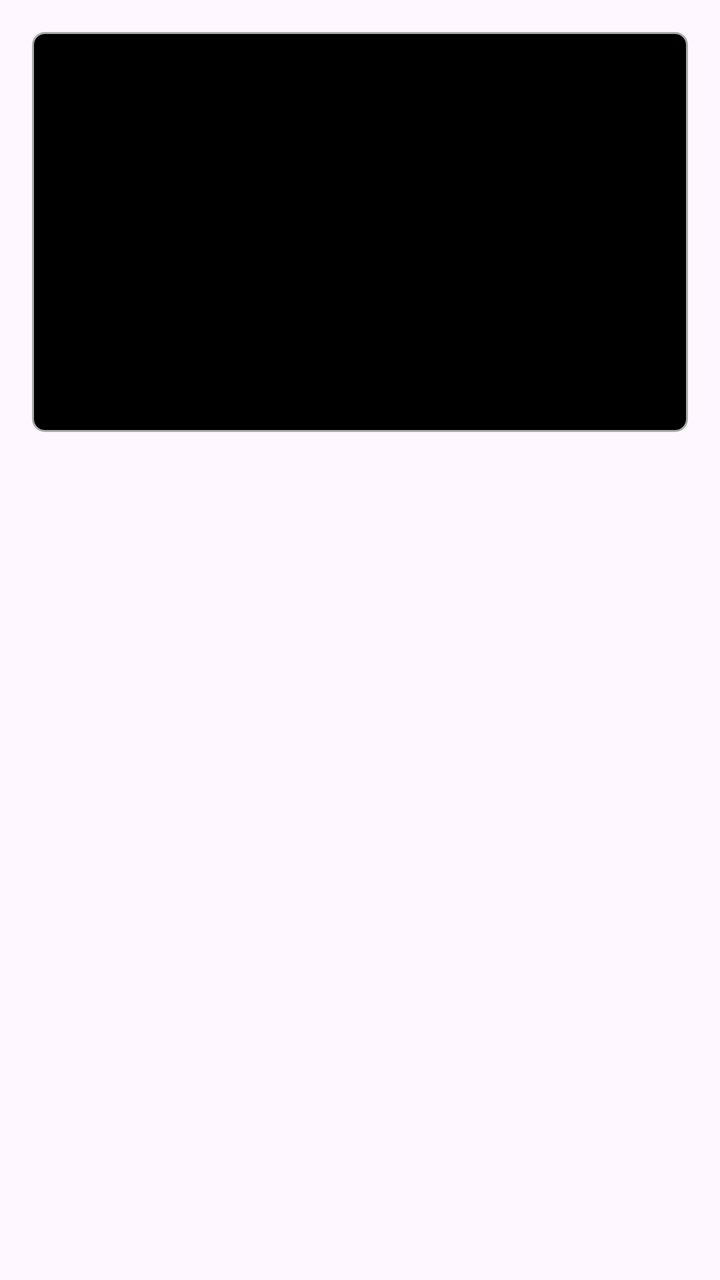
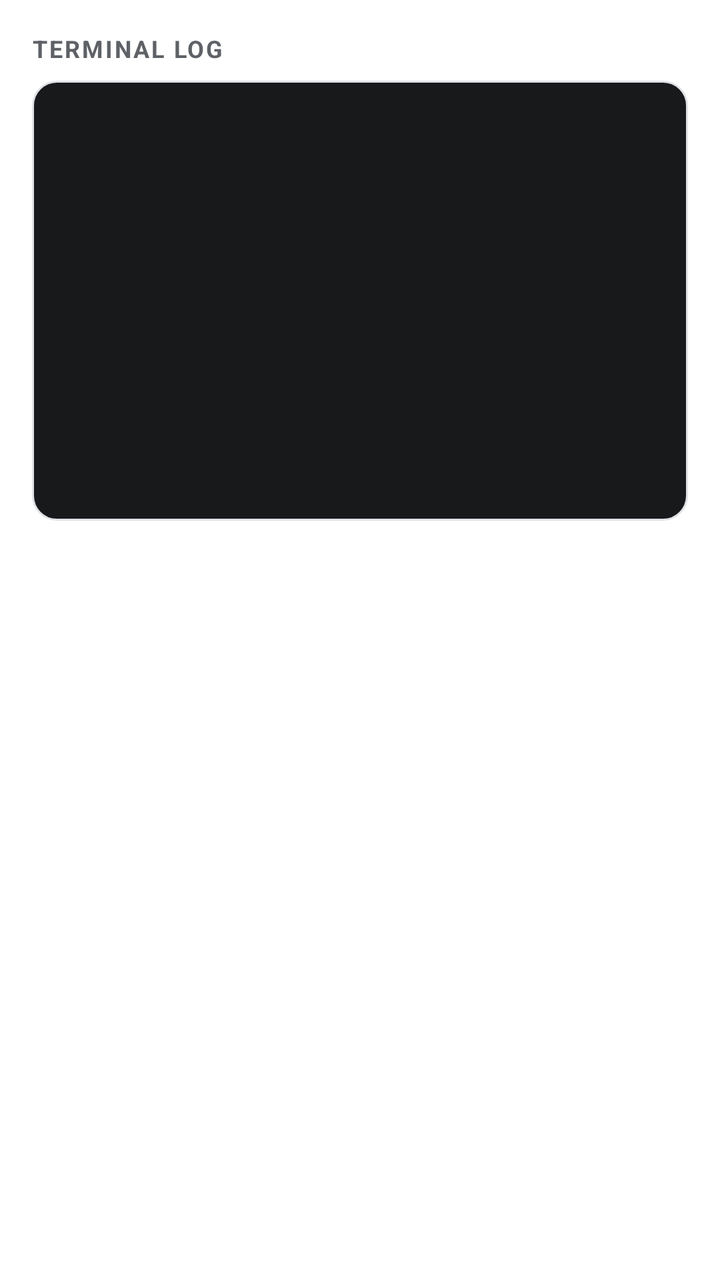

Before-and-after screenshots of an Android layout around one commit, followed by the original layout XML and the change that was made.
<!-- AndroidManifest.xml: application theme Base.Theme.AirHack -->
<!-- res/layout/dialog_terminal.xml -->
<LinearLayout xmlns:android="http://schemas.android.com/apk/res/android"
    xmlns:tools="http://schemas.android.com/tools"
    android:layout_width="match_parent"
    android:layout_height="wrap_content"
    android:orientation="vertical"
    android:padding="16dp">

    <TextView
        android:id="@+id/terminal_output"
        android:layout_width="match_parent"
        android:layout_height="200dp"
        android:background="@drawable/border_terminal"
        android:gravity="start"
        android:padding="10dp"
        android:scrollbars="vertical"
        android:textColor="#388E3C"
        android:textSize="10dp"
        android:typeface="monospace"
        android:textIsSelectable="true"
        tools:ignore="TextSizeCheck" />
    <Button
        android:layout_width="match_parent"
        android:layout_height="wrap_content"
        android:id="@+id/frag_close"
        android:visibility="gone"
        android:text="@android:string/ok"/>
</LinearLayout>
<!-- resources referenced by this layout -->
<resources>
  <!-- drawable border_terminal (drawable) -->
  <shape xmlns:android="http://schemas.android.com/apk/res/android">
      
      
      <stroke
          android:width="1dp"
          android:color="@android:color/darker_gray"/>  
      <solid
          android:color="@color/black"/>
      
      <corners android:radius="6dp" />  
  </shape>
  <style name="Base.Theme.AirHack" parent="Theme.Material3.DayNight.NoActionBar">
          
          
      </style>
  <color name="black">#FF000000</color>
</resources>

<!-- the commit's change to res/layout/dialog_terminal.xml (unified diff, before → after) -->
@@ -1,27 +1,45 @@
-<LinearLayout xmlns:android="http://schemas.android.com/apk/res/android"
+<?xml version="1.0" encoding="utf-8"?>
+
+<LinearLayout
+    xmlns:android="http://schemas.android.com/apk/res/android"
+    xmlns:app="http://schemas.android.com/apk/res-auto"
     xmlns:tools="http://schemas.android.com/tools"
     android:layout_width="match_parent"
     android:layout_height="wrap_content"
+    android:background="?attr/colorSurface"
     android:orientation="vertical"
     android:padding="16dp">
 
     <TextView
+        android:layout_width="wrap_content"
+        android:layout_height="wrap_content"
+        android:text="@string/terminal_log_label"
+        android:textSize="12sp"
+        android:textStyle="bold"
+        android:letterSpacing="0.08"
+        android:textColor="?attr/colorOnSurfaceVariant"
+        android:layout_marginBottom="8dp"/>
+
+    <TextView
         android:id="@+id/terminal_output"
         android:layout_width="match_parent"
-        android:layout_height="200dp"
+        android:layout_height="220dp"
         android:background="@drawable/border_terminal"
         android:gravity="start"
-        android:padding="10dp"
+        android:padding="12dp"
         android:scrollbars="vertical"
-        android:textColor="#388E3C"
-        android:textSize="10dp"
+        android:textColor="?attr/terminalTextColor"
+        android:textSize="11sp"
         android:typeface="monospace"
         android:textIsSelectable="true"
         tools:ignore="TextSizeCheck" />
-    <Button
+
+    <com.google.android.material.button.MaterialButton
         android:layout_width="match_parent"
         android:layout_height="wrap_content"
+        android:layout_marginTop="12dp"
         android:id="@+id/frag_close"
+        app:cornerRadius="10dp"
         android:visibility="gone"
         android:text="@android:string/ok"/>
 </LinearLayout>
<!-- resource entries referenced after the edit -->
@@ -1,21 +1,42 @@
 <!-- resources referenced by this layout -->
 <resources>
   <!-- drawable border_terminal (drawable) -->
+  <?xml version="1.0" encoding="utf-8"?>
+  
   <shape xmlns:android="http://schemas.android.com/apk/res/android">
-      
-      
       <stroke
           android:width="1dp"
-          android:color="@android:color/darker_gray"/>  
+          android:color="?attr/colorOutline"/>
       <solid
-          android:color="@color/black"/>
-      
-      <corners android:radius="6dp" />  
+          android:color="?attr/terminalBackground"/>
+      <corners
+          android:radius="12dp" />
   </shape>
+  <string name="terminal_log_label">TERMINAL LOG</string>
   <style name="Base.Theme.AirHack" parent="Theme.Material3.DayNight.NoActionBar">
+          <item name="colorPrimary">@color/md_theme_light_primary</item>
+          <item name="colorOnPrimary">@color/md_theme_light_onPrimary</item>
+          <item name="colorSurface">@color/md_theme_light_surface</item>
+          <item name="colorOnSurface">@color/md_theme_light_onSurface</item>
+          <item name="colorSurfaceVariant">@color/md_theme_light_surfaceVariant</item>
+          <item name="colorOnSurfaceVariant">@color/md_theme_light_onSurfaceVariant</item>
+          <item name="colorOutline">@color/md_theme_light_outline</item>
+          <item name="android:colorBackground">@color/md_theme_light_background</item>
+          <item name="android:windowBackground">@color/md_theme_light_background</item>
+  
           
-          
+          <item name="terminalBackground">@color/terminal_light_bg</item>
+          <item name="terminalTextColor">@color/terminal_light_text</item>
       </style>
-  <color name="black">#FF000000</color>
+  <color name="md_theme_light_primary">#000000</color>
+  <color name="md_theme_light_onPrimary">#FFFFFF</color>
+  <color name="md_theme_light_surface">#FFFFFF</color>
+  <color name="md_theme_light_onSurface">#1A1A1A</color>
+  <color name="md_theme_light_surfaceVariant">#F4F4F6</color>
+  <color name="md_theme_light_onSurfaceVariant">#5E6166</color>
+  <color name="md_theme_light_outline">#E0E2E7</color>
+  <color name="md_theme_light_background">#F8F9FA</color>
+  <color name="terminal_light_bg">#18191B</color>
+  <color name="terminal_light_text">#E6EDF3</color>
 </resources>
 
